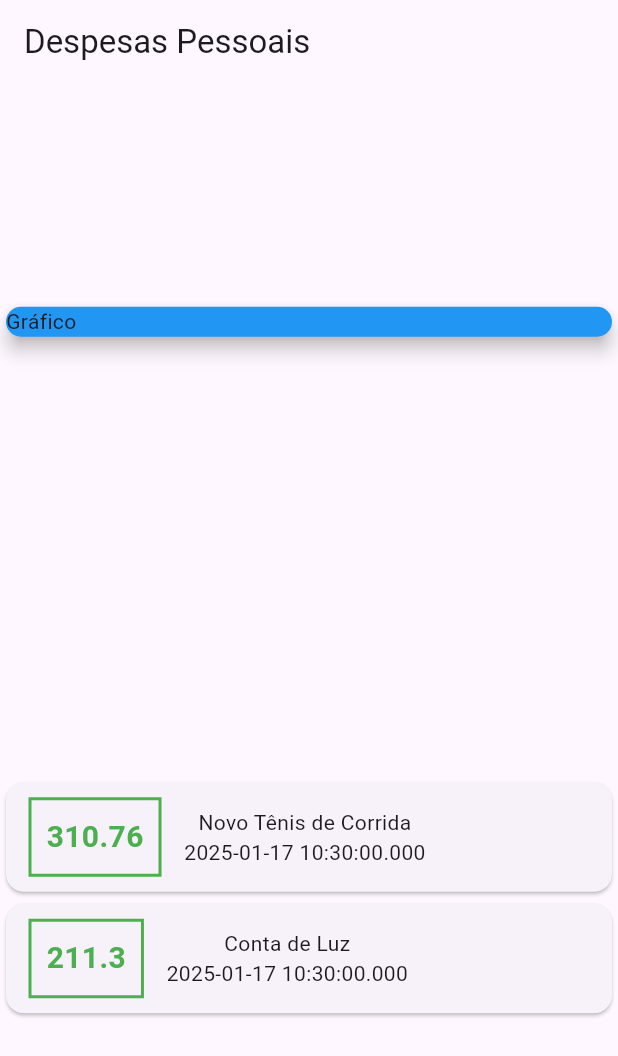
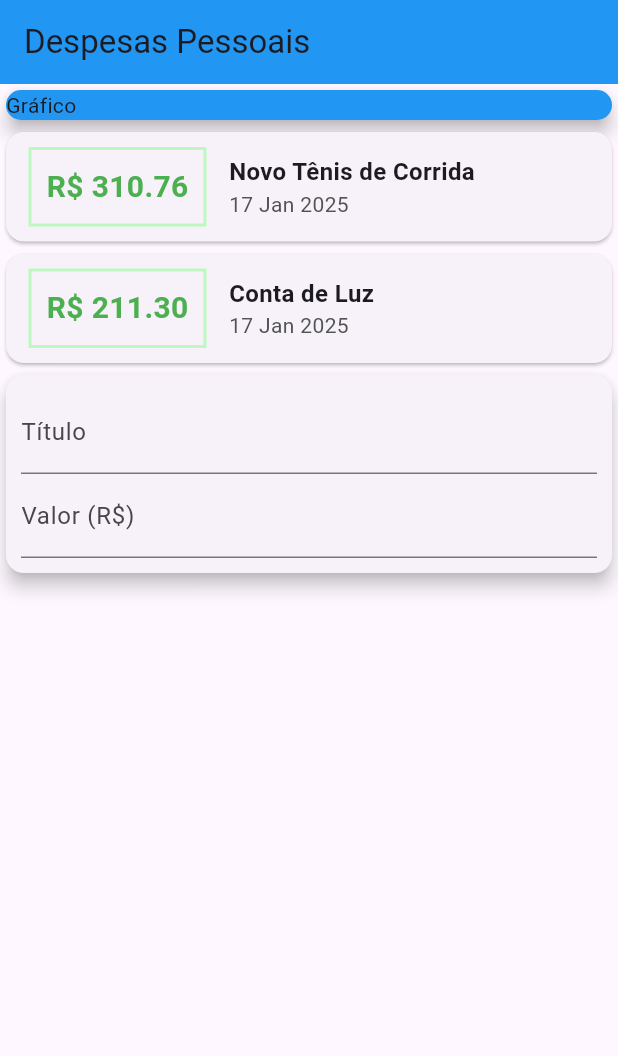
Before and after one commit to ErickFerreiradev/projetoDespesas, a Flutter app: the screen it shows after launch, on a phone screen of 412 x 824 dp. Shown: the top 1056 px of the screen. Run offline on Flutter 3.47's test engine with Material 3 defaults, Android fonts, the phone set to English and light mode, and no system bars.

Commit message:
mais detalhes

```diff
--- a/lib/main.dart
+++ b/lib/main.dart
@@ -1,5 +1,6 @@
 import 'package:flutter/material.dart';
 import 'models/transaction.dart';
+import 'package:intl/intl.dart';
 
 main() => runApp(const ExpensesApp());
 
@@ -33,9 +34,9 @@ class MyHomePage extends StatelessWidget {
     return Scaffold(
       appBar: AppBar(
         title: const Text('Despesas Pessoais'),
+        backgroundColor: Colors.blue,
       ),
       body: Column(
-        mainAxisAlignment: MainAxisAlignment.spaceAround,
         crossAxisAlignment: CrossAxisAlignment.stretch,
         children: [
           const SizedBox(
@@ -57,13 +58,13 @@ class MyHomePage extends StatelessWidget {
                       ),
                       decoration: BoxDecoration(
                         border: Border.all(
-                          color: Colors.green,
+                          color: const Color.fromARGB(255, 190, 248, 192),
                           width: 2,
                         )
                       ),
                       padding: EdgeInsets.all(10),
                       child: Text(
-                        tr.value.toString(),
+                        'R\$ ' + tr.value.toStringAsFixed(2),
                         style: TextStyle(
                           fontWeight: FontWeight.bold,
                           fontSize: 20,
@@ -72,9 +73,22 @@ class MyHomePage extends StatelessWidget {
                       ),
                     ),
                     Column(
+                      crossAxisAlignment: CrossAxisAlignment.start,
                       children: [
-                        Text(tr.title),
-                        Text(tr.date.toString()),
+                        Text(
+                          tr.title,
+                          style: TextStyle(
+                            fontSize: 16,
+                            fontWeight: FontWeight.bold,
+
+                          )
+                          ),
+                        Text(
+                          DateFormat('d MMM y').format(tr.date),
+                          style: TextStyle(
+                            color: const Color.fromARGB(255, 82, 82, 82),
+                          )
+                        ),
                       ],
                     ),
                   ],
@@ -82,6 +96,26 @@ class MyHomePage extends StatelessWidget {
               );
             }).toList(),
           ),
+          Card(
+            elevation: 5,
+            child: Padding(
+              padding: const EdgeInsets.all(10),
+              child: Column(
+                children: [
+                  TextField(
+                    decoration: InputDecoration(
+                      labelText: 'Título',
+                    ),
+                  ),
+                  TextField(
+                    decoration: InputDecoration(
+                      labelText: 'Valor (R\$)',
+                  ),
+                  ),
+                ],
+              ),
+            )
+          )
         ],
       ),
     );
--- a/pubspec.yaml
+++ b/pubspec.yaml
@@ -30,6 +30,7 @@ environment:
 dependencies:
   flutter:
     sdk: flutter
+  intl: ^0.17.0
 
   # The following adds the Cupertino Icons font to your application.
   # Use with the CupertinoIcons class for iOS style icons.
```
Also changed, not shown: pubspec.lock.
